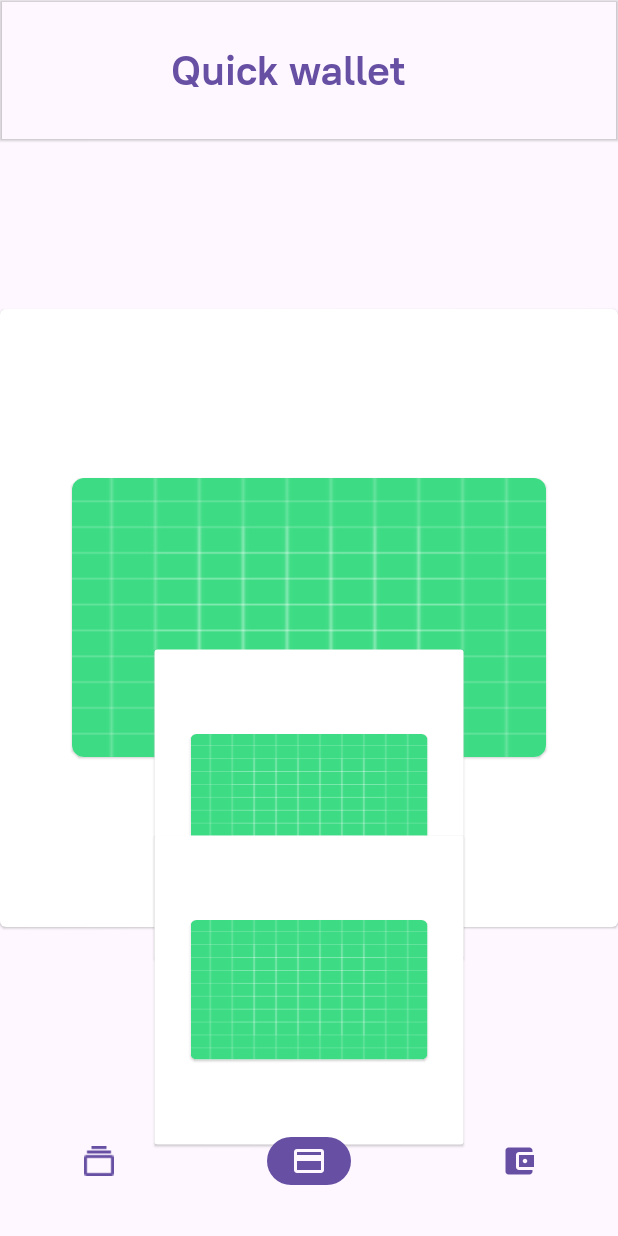
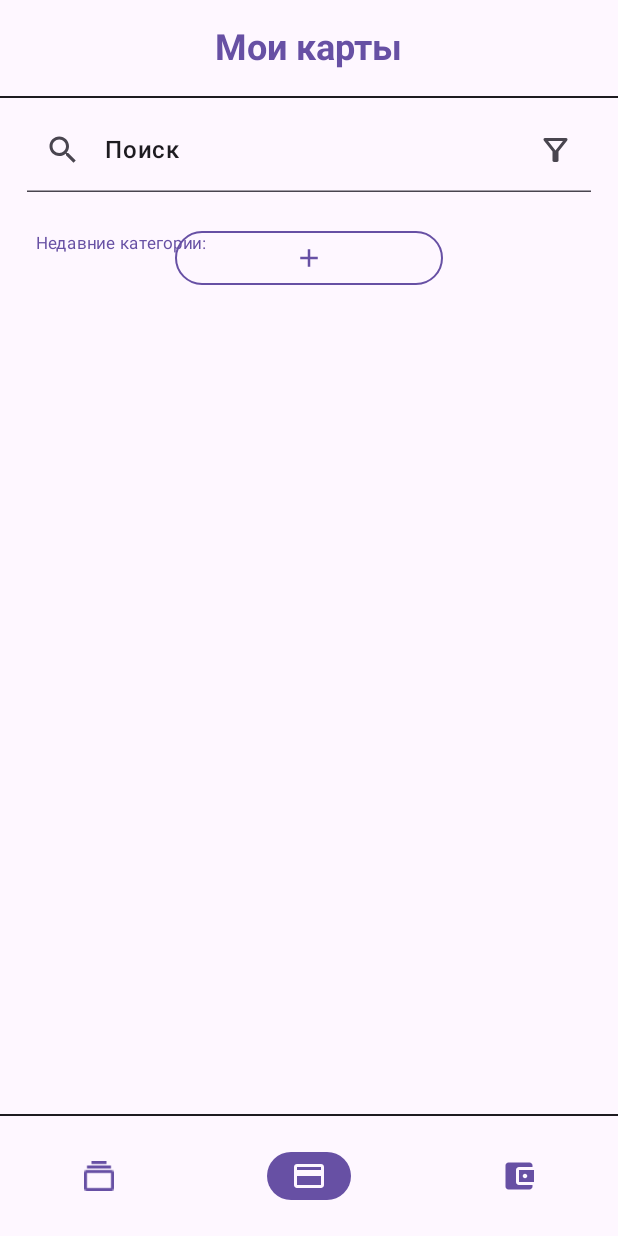
Before and after one commit to M-J-Pins/M.J.Pins, an Android app built with Jetpack Compose: the screen it shows after launch (MainActivity), on a phone screen of 412 x 824 dp. Run offline under Robolectric (Android 15) with nearby library versions, the phone set to English and light mode, and no system bars; our stand-ins replace Dagger/Hilt's generated code, accompanist, constraintlayout-compose; 1 statement that could not run was skipped.

Commit message:
my cards

```diff
--- a/mobile/app/build.gradle.kts
+++ b/mobile/app/build.gradle.kts
@@ -58,6 +58,11 @@ dependencies {
     implementation(AppDependencies.appLibs)
     implementation("androidx.appcompat:appcompat:1.4.1")
     implementation(files("C:\\Users\\Maxim\\Documents\\accompanist-systemuicontroller-0.28.0.aar"))
+    implementation("androidx.constraintlayout:constraintlayout:2.1.4")
+
+    debugImplementation("androidx.compose.ui:ui-tooling:1.3.0")
+    implementation("androidx.compose.ui:ui-tooling-preview:1.3.0")
+
     runtimeOnly("dev.chrisbanes.snapper:snapper:0.3.0")
     runtimeOnly("com.google.android.material:material:1.6.1")
     kapt(AppDependencies.kaptLibs)
--- a/mobile/app/src/main/java/com/example/quickwallet/presentation/MainActivity.kt
+++ b/mobile/app/src/main/java/com/example/quickwallet/presentation/MainActivity.kt
@@ -19,10 +19,7 @@ import androidx.compose.ui.util.lerp
 import androidx.navigation.compose.NavHost
 import androidx.navigation.compose.composable
 import androidx.navigation.compose.rememberNavController
-import com.example.quickwallet.presentation.ui.views.SendPhoneNumberView
-import com.example.quickwallet.presentation.ui.views.CameraView
-import com.example.quickwallet.presentation.ui.views.FastCardView
-import com.example.quickwallet.presentation.ui.views.SendCodeView
+import com.example.quickwallet.presentation.ui.views.*
 import com.example.quickwallet.presentation.viewmodel.AuthViewModel
 import com.example.quickwallet.presentation.viewmodel.CardViewModel
 import com.example.quickwallet.utils.Constants
@@ -65,7 +62,7 @@ class MainActivity : ComponentActivity() {
 //if (!isToken) "send-phone" else "token"
             NavHost(
                 navController = navController,
-                startDestination = "fast-card"
+                startDestination = "my-cards"
             ) {
                 composable("send-phone") {
                     SendPhoneNumberView(
@@ -97,6 +94,9 @@ class MainActivity : ComponentActivity() {
                         navController = navController
                     )
                 }
+                composable("my-cards") {
+                    MyCardsView()
+                }
             }
         }
     }
--- a/mobile/app/src/main/java/com/example/quickwallet/presentation/ui/views/CardView.kt
+++ b/mobile/app/src/main/java/com/example/quickwallet/presentation/ui/views/CardView.kt
@@ -15,11 +15,13 @@ import androidx.compose.material3.MaterialTheme
 import androidx.compose.runtime.Composable
 import androidx.compose.runtime.mutableStateOf
 import androidx.compose.runtime.remember
+import androidx.compose.ui.Alignment
 import androidx.compose.ui.Modifier
 import androidx.compose.ui.graphics.Color
 import androidx.compose.ui.graphics.asImageBitmap
 import androidx.compose.ui.graphics.graphicsLayer
 import androidx.compose.ui.layout.ContentScale
+import androidx.compose.ui.modifier.modifierLocalConsumer
 import androidx.compose.ui.res.painterResource
 import androidx.compose.ui.text.font.Font
 import androidx.compose.ui.text.font.FontWeight
@@ -112,6 +114,7 @@ fun FastCardView(
             }
         ) {
             CardWheel()
+//            FastCard(card = cards[0])
         }
     }
 
@@ -121,12 +124,13 @@ fun FastCardView(
 @Composable
 fun CardWheel() {
 
+Column(modifier = Modifier){
     VerticalPager(
         count = 3,
         // Add 32.dp horizontal padding to 'center' the pages
-        contentPadding = PaddingValues(vertical = 350.dp),
-
-//        modifier = Modifier.fillMaxSize()
+        modifier = Modifier
+            .padding(horizontal = 16.dp, vertical = 220.dp)
+            .fillMaxWidth()
     ) { page ->
         Card(
             Modifier
@@ -150,15 +154,16 @@ fun CardWheel() {
                     alpha = lerp(
                         start = 0.2f,
                         stop = 1f,
-                        fraction = 3f - pageOffset.coerceIn(0f, 3f)
+                        fraction = 3f - 3 * pageOffset.coerceIn(0f, 3f)
                     )
                 }
-                .fillMaxWidth()
                 .aspectRatio(1f)
         ) {
             FastCard(card = cards[page])
         }
     }
+}
+
 }
 
 
--- /dev/null
+++ b/mobile/app/src/main/java/com/example/quickwallet/presentation/ui/views/MyCardsView.kt
@@ -0,0 +1,195 @@
+package com.example.quickwallet.presentation.ui.views
+
+import androidx.compose.foundation.BorderStroke
+import androidx.compose.foundation.clickable
+import androidx.compose.foundation.interaction.MutableInteractionSource
+import androidx.compose.foundation.layout.*
+import androidx.compose.foundation.lazy.LazyRow
+import androidx.compose.material.Chip
+import androidx.compose.material.icons.Icons
+import androidx.compose.material.icons.filled.*
+import androidx.compose.material3.*
+import androidx.compose.runtime.*
+import androidx.compose.ui.Alignment
+import androidx.compose.ui.Modifier
+import androidx.compose.ui.graphics.Color
+import androidx.compose.ui.platform.LocalFocusManager
+import androidx.compose.ui.res.painterResource
+import androidx.compose.ui.text.font.FontWeight
+import androidx.compose.ui.tooling.preview.Preview
+import androidx.compose.ui.unit.dp
+import androidx.compose.ui.unit.sp
+import androidx.constraintlayout.compose.ConstraintLayout
+import androidx.constraintlayout.compose.Dimension
+import com.example.compose.AppTheme
+import com.example.quickwallet.R
+
+@OptIn(ExperimentalMaterial3Api::class)
+@Composable
+@Preview
+fun MyCardsView() {
+
+    AppTheme {
+        val focusManager = LocalFocusManager.current
+        Scaffold(modifier = Modifier
+            .clickable(
+                interactionSource = remember { MutableInteractionSource() },
+                indication = null,
+                onClick = { focusManager.clearFocus(true) }
+            )
+            .fillMaxSize(), topBar = {
+            CenterAlignedTopAppBar(
+                title = {
+                    Text(
+                        text = "Мои карты",
+                        color = MaterialTheme.colorScheme.primary,
+                        fontSize = 24.sp,
+                        fontWeight = FontWeight.W700,
+                        fontFamily = MaterialTheme.typography.headlineSmall.fontFamily
+                    )
+                },
+            )
+        }, bottomBar = {
+            val selectedIndex = remember { mutableStateOf(1) }
+            NavigationBar(
+                containerColor = Color.Transparent, tonalElevation = 8.dp
+
+
+            ) {
+                repeat(3) {
+                    NavigationBarItem(
+                        selected = selectedIndex.value == it,
+                        onClick = { selectedIndex.value = it },
+                        icon = {
+                            when (it) {
+                                0 -> Icon(
+                                    modifier = Modifier.requiredSize(20.dp),
+                                    painter = painterResource(id = R.drawable.subscriptions),
+                                    contentDescription = "",
+
+                                    )
+                                1 -> Icon(imageVector = Icons.Default.CreditCard, "")
+                                2 -> Icon(
+                                    imageVector = Icons.Default.AccountBalanceWallet, ""
+                                )
+                            }
+                        },
+                        colors = NavigationBarItemDefaults.colors(
+                            selectedIconColor = MaterialTheme.colorScheme.background,
+                            indicatorColor = MaterialTheme.colorScheme.primary,
+                            unselectedIconColor = MaterialTheme.colorScheme.primary
+                        )
+                    )
+                }
+            }
+
+        }) {
+            ConstraintLayout(
+                modifier = Modifier
+                    .padding(it)
+                    .fillMaxSize(1f)
+            ) {
+
+                val showRecent by remember { mutableStateOf(true) }
+
+                val leftPadding = createGuidelineFromAbsoluteLeft(0.044f)
+                val rightPadding = createGuidelineFromAbsoluteRight(0.044f)
+                val addLeftPadding = createGuidelineFromAbsoluteLeft(0.283f)
+                val addRightPadding = createGuidelineFromAbsoluteRight(0.283f)
+                var addTopPadding by remember {
+                    mutableStateOf(createGuidelineFromTop(0.193f))
+                }
+                var addBottomPadding by remember {
+                    mutableStateOf(createGuidelineFromBottom(0.754f))
+                }
+                LaunchedEffect(showRecent) {
+                    addTopPadding = createGuidelineFromTop(0.132f)
+                    addBottomPadding = createGuidelineFromBottom(0.815f)
+                }
+                val recentCategoryRightPadding = createGuidelineFromAbsoluteRight(0.644f)
+                val recentCategoryTopPadding = createGuidelineFromTop(0.123f)
+                val recentCategoryBottomPadding = createGuidelineFromBottom(0.833f)
+                val (search, addBtn, btmDiv, recentCategory, lazyRow) = createRefs()
+
+                Divider(thickness = 1.dp, color = MaterialTheme.colorScheme.onBackground)
+                Divider(modifier = Modifier.constrainAs(btmDiv) {
+                    bottom.linkTo(parent.bottom)
+                }, thickness = 1.dp, color = MaterialTheme.colorScheme.onBackground)
+                TextField(modifier = Modifier.constrainAs(search) {
+                    top.linkTo(parent.top, margin = 8.dp)
+                    start.linkTo(leftPadding)
+                    end.linkTo(rightPadding)
+                    width = Dimension.fillToConstraints
+
+                }, value = "", onValueChange = {}, leadingIcon = {
+                    Icon(imageVector = Icons.Default.Search, "")
+                }, trailingIcon = {
+                    IconButton(onClick = { /*TODO*/ }) {
+                        Icon(painter = painterResource(id = R.drawable.filter_alt), "")
+                    }
+                }, placeholder = {
+                    Text(
+                        text = "Поиск",
+                        fontFamily = MaterialTheme.typography.headlineSmall.fontFamily,
+                        fontWeight = FontWeight.W500,
+                        fontSize = 16.sp,
+                        fontStyle = MaterialTheme.typography.titleMedium.fontStyle,
+                        color = MaterialTheme.colorScheme.onBackground
+                    )
+                },
+                    colors = TextFieldDefaults
+                        .textFieldColors(containerColor = Color.Transparent),
+                    singleLine = true
+                )
+                OutlinedButton(
+                    modifier = Modifier
+                        .constrainAs(addBtn) {
+                            start.linkTo(addLeftPadding)
+                            end.linkTo(addRightPadding)
+                            top.linkTo(addTopPadding)
+                            bottom.linkTo(addBottomPadding)
+                            width = Dimension.fillToConstraints
+                            height = Dimension.fillToConstraints
+                        },
+                    border = BorderStroke(1.dp, MaterialTheme.colorScheme.primary),
+                    onClick = { /*TODO*/ },
+                ) {
+                    Icon(
+                        imageVector = Icons.Default.Add,
+                        "",
+                        tint = MaterialTheme.colorScheme.primary
+                    )
+                }
+                Box(modifier = Modifier.constrainAs(recentCategory) {
+                    start.linkTo(leftPadding)
+                    end.linkTo(recentCategoryRightPadding)
+                    width = Dimension.fillToConstraints
+                    top.linkTo(recentCategoryTopPadding)
+                    bottom.linkTo(recentCategoryBottomPadding)
+                    height = Dimension.fillToConstraints
+                }) {
+                    Text(
+                        text = "Недавние категории: ",
+                        fontFamily = MaterialTheme.typography.headlineSmall.fontFamily,
+                        fontWeight = FontWeight.W400,
+                        fontSize = 11.sp,
+                        fontStyle = MaterialTheme.typography.titleMedium.fontStyle,
+                        color = MaterialTheme.colorScheme.primary,
+                        modifier = Modifier.align(Alignment.Center)
+                    )
+                }
+                val categoryBtns by remember { mutableStateOf(listOf("еда","красота","медицина")) }
+                LazyRow(modifier = Modifier.constrainAs(lazyRow) {
+                    start.linkTo(recentCategory.end, 8.dp)
+                    end.linkTo(leftPadding)
+                    width = Dimension.fillToConstraints
+                }) {
+                    items(categoryBtns.size){
+
+                    }
+                }
+
+            }
+        }
+    }
+}
--- /dev/null
+++ b/mobile/app/src/main/res/drawable/filter_alt.xml
@@ -0,0 +1,5 @@
+<vector android:autoMirrored="true" android:height="16dp"
+    android:viewportHeight="16" android:viewportWidth="18"
+    android:width="18dp" xmlns:android="http://schemas.android.com/apk/res/android">
+    <path android:fillColor="#191C1C" android:pathData="M8,16C7.717,16 7.479,15.904 7.288,15.712C7.096,15.521 7,15.283 7,15V9L1.2,1.6C0.95,1.267 0.913,0.917 1.088,0.55C1.263,0.183 1.567,0 2,0H16C16.433,0 16.738,0.183 16.913,0.55C17.088,0.917 17.05,1.267 16.8,1.6L11,9V15C11,15.283 10.904,15.521 10.713,15.712C10.521,15.904 10.283,16 10,16H8ZM9,8.3L13.95,2H4.05L9,8.3Z"/>
+</vector>
--- a/mobile/buildSrc/src/main/java/AppDependencies.kt
+++ b/mobile/buildSrc/src/main/java/AppDependencies.kt
@@ -12,13 +12,13 @@ object AppDependencies {
     private const val composeMaterial = "androidx.compose.material:material:${Versions.compose}"
     private const val composeMaterialIconsExtended =
         "androidx.compose.material:material-icons-extended:${Versions.compose}"
-//    private const val composePreview = "androidx.compose.ui:ui-tooling-preview:${Versions.compose}"
     private const val composeActivity =
         "androidx.activity:activity-compose:${Versions.composeActivity}"
     private const val composeViewModel =
         "androidx.lifecycle:lifecycle-viewmodel-compose:${Versions.lifecycle}"
     private const val materialTheme3 = "androidx.compose.material3:material3:${Versions.materialTheme3}"
     private const val mt3class = "androidx.compose.material3:material3-window-size-class:${Versions.materialTheme3}"
+    private const val constrainLayout = "androidx.constraintlayout:constraintlayout-compose:${Versions.constraintLayout}"
 
     //navigation
     private const val navigation = "androidx.navigation:navigation-compose:${Versions.nav}"
@@ -86,7 +86,8 @@ object AppDependencies {
         accompanistPager,
         materialTheme3,
         mt3class,
-        glide
+        glide,
+        constrainLayout
     )
 
     val kaptLibs = listOf(hiltCompiler)
--- a/mobile/buildSrc/src/main/java/Versions.kt
+++ b/mobile/buildSrc/src/main/java/Versions.kt
@@ -43,4 +43,7 @@ object Versions {
     //glide
     const val glide = "4.14.2"
 
+    //layout
+    const val constraintLayout = "1.0.1"
+
 }
```
Also changed, not shown: 1 other file.
